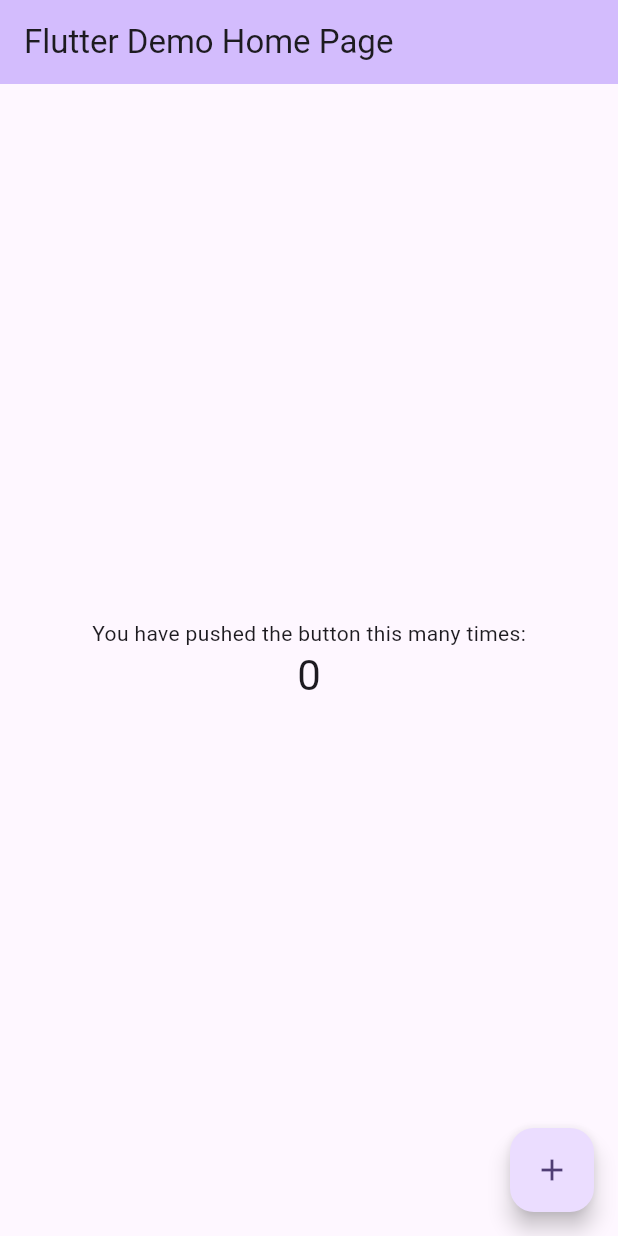
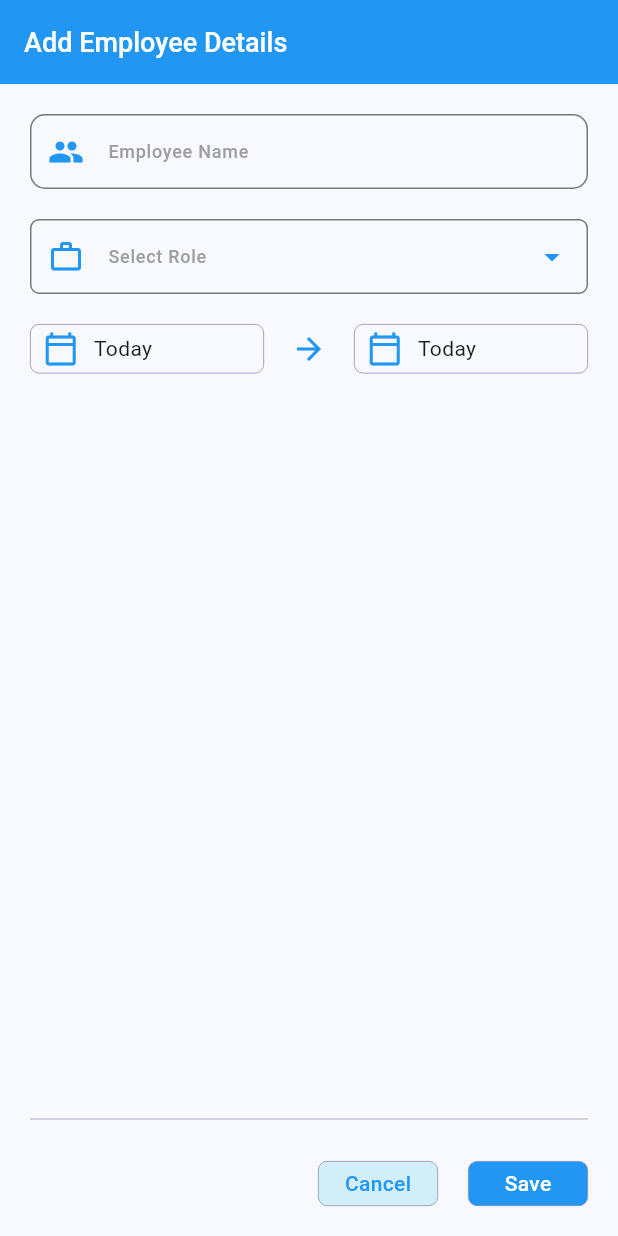
Before and after one commit to sakshamsri4/employee_list, a Flutter app: the screen it shows after launch, on a phone screen of 412 x 824 dp. Run offline on Flutter 3.47's test engine with Material 2 defaults, Android fonts, the phone set to English and light mode, and no system bars.

Commit message:
Added Employee Detail Screen

```diff
--- /dev/null
+++ b/lib/constants/app_colors.dart
@@ -0,0 +1,35 @@
+import 'package:flutter/material.dart';
+
+class AppColors {
+  // static const Color colorPrimary = Color(0xff111352);
+  static const Color colorPrimary = Color(0xff090226);
+  static const Color colorAccent = Color(0xffd30d52);
+  static const Color colorPrimaryGrey = Color(0xffe5eaf0);
+  static const Color colorPrimaryGrey70 = Color(0x70e5eaf0);
+  static const Color colorBackgroundGrey = Color(0xfff0f4f8);
+  static const Color colorPrimaryDark = Color(0xff0A0C3C);
+  static const Color colorDarkGrey = Color(0xff8889a9);
+  static const Color colorWhite = Colors.white;
+  static const Color colorBlack = Colors.black;
+  static const Color colorBlue = Colors.blue;
+  static const Color colorDarkCyan = Color(0xff008374);
+  static const Color colorLimeGreen = Color(0xffEDFFF7);
+  static const Color colorMaterialOrange = Color(0xffe0874f);
+  static const Color colorSkyBlue = Color(0xff34c2e3);
+  static const Color colorLightGrey = Color(0x888485A4);
+  static const Color colorDarkLimeGreen = Color(0xff4fc681);
+  static const Color colorPrimaryButton = Color(0xff5F44CE);
+  static const Color colorPrimaryLightButton = Color(0xff7b61ff);
+  static const Color colorDarkPurpleSemiTransparent = Color(0x705F44CE);
+  static const Color colorLightGrayishPink = Color(0xfffddde8);
+  static const Color colorLightPurple = Color(0xffEFEAFF);
+  static const Color colorDarkYellow = Color(0xFFFBC02D);
+  static const Color colorPrimaryDarkGrey = Color(0xff8485A4);
+  static const Color colorTransparent = Colors.transparent;
+  static const Color pastelPink = Color(0xFFFFDFF2);
+  static const Color pastelYellow = Color(0xFFFFF6DE);
+  static const Color pastelOrange = Color(0xFFFFE5CD);
+  static const Color pastelPurple = Color(0xFFCDCFFF);
+  static const Color pastelBlue = Color(0xFFDFE0FF);
+  static const Color pastelLavender = Color(0xFFDFDEFF);
+}
--- /dev/null
+++ b/lib/constants/theme_text.dart
@@ -0,0 +1,13 @@
+import 'package:employee_list/constants/app_colors.dart';
+import 'package:flutter/material.dart';
+
+TextStyle getTextHeading(
+    {Color? color = AppColors.colorWhite,
+    double fontSize = 18,
+    FontWeight fontWeight = FontWeight.w500}) {
+  return  TextStyle(
+    color: color,
+    fontSize: fontSize,
+    fontWeight: fontWeight,
+  );
+}
--- a/lib/main.dart
+++ b/lib/main.dart
@@ -1,3 +1,4 @@
+import 'package:employee_list/screens/add_employee.dart';
 import 'package:flutter/material.dart';
 
 void main() {
@@ -10,116 +11,13 @@ class MyApp extends StatelessWidget {
   // This widget is the root of your application.
   @override
   Widget build(BuildContext context) {
-    return MaterialApp(
+    return MaterialApp(debugShowCheckedModeBanner: false,
       title: 'Flutter Demo',
-      theme: ThemeData(
-        // This is the theme of your application.
-        //
-        // TRY THIS: Try running your application with "flutter run". You'll see
-        // the application has a blue toolbar. Then, without quitting the app,
-        // try changing the seedColor in the colorScheme below to Colors.green
-        // and then invoke "hot reload" (save your changes or press the "hot
-        // reload" button in a Flutter-supported IDE, or press "r" if you used
-        // the command line to start the app).
-        //
-        // Notice that the counter didn't reset back to zero; the application
-        // state is not lost during the reload. To reset the state, use hot
-        // restart instead.
-        //
-        // This works for code too, not just values: Most code changes can be
-        // tested with just a hot reload.
-        colorScheme: ColorScheme.fromSeed(seedColor: Colors.deepPurple),
+      theme: ThemeData(canvasColor: Colors.blue,
+        colorScheme: ColorScheme.fromSeed(seedColor: Colors.blue),
         useMaterial3: true,
       ),
-      home: const MyHomePage(title: 'Flutter Demo Home Page'),
+      home: const AddEmployee()
     );
   }
 }
-
-class MyHomePage extends StatefulWidget {
-  const MyHomePage({super.key, required this.title});
-
-  // This widget is the home page of your application. It is stateful, meaning
-  // that it has a State object (defined below) that contains fields that affect
-  // how it looks.
-
-  // This class is the configuration for the state. It holds the values (in this
-  // case the title) provided by the parent (in this case the App widget) and
-  // used by the build method of the State. Fields in a Widget subclass are
-  // always marked "final".
-
-  final String title;
-
-  @override
-  State<MyHomePage> createState() => _MyHomePageState();
-}
-
-class _MyHomePageState extends State<MyHomePage> {
-  int _counter = 0;
-
-  void _incrementCounter() {
-    setState(() {
-      // This call to setState tells the Flutter framework that something has
-      // changed in this State, which causes it to rerun the build method below
-      // so that the display can reflect the updated values. If we changed
-      // _counter without calling setState(), then the build method would not be
-      // called again, and so nothing would appear to happen.
-      _counter++;
-    });
-  }
-
-  @override
-  Widget build(BuildContext context) {
-    // This method is rerun every time setState is called, for instance as done
-    // by the _incrementCounter method above.
-    //
-    // The Flutter framework has been optimized to make rerunning build methods
-    // fast, so that you can just rebuild anything that needs updating rather
-    // than having to individually change instances of widgets.
-    return Scaffold(
-      appBar: AppBar(
-        // TRY THIS: Try changing the color here to a specific color (to
-        // Colors.amber, perhaps?) and trigger a hot reload to see the AppBar
-        // change color while the other colors stay the same.
-        backgroundColor: Theme.of(context).colorScheme.inversePrimary,
-        // Here we take the value from the MyHomePage object that was created by
-        // the App.build method, and use it to set our appbar title.
-        title: Text(widget.title),
-      ),
-      body: Center(
-        // Center is a layout widget. It takes a single child and positions it
-        // in the middle of the parent.
-        child: Column(
-          // Column is also a layout widget. It takes a list of children and
-          // arranges them vertically. By default, it sizes itself to fit its
-          // children horizontally, and tries to be as tall as its parent.
-          //
-          // Column has various properties to control how it sizes itself and
-          // how it positions its children. Here we use mainAxisAlignment to
-          // center the children vertically; the main axis here is the vertical
-          // axis because Columns are vertical (the cross axis would be
-          // horizontal).
-          //
-          // TRY THIS: Invoke "debug painting" (choose the "Toggle Debug Paint"
-          // action in the IDE, or press "p" in the console), to see the
-          // wireframe for each widget.
-          mainAxisAlignment: MainAxisAlignment.center,
-          children: <Widget>[
-            const Text(
-              'You have pushed the button this many times:',
-            ),
-            Text(
-              '$_counter',
-              style: Theme.of(context).textTheme.headlineMedium,
-            ),
-          ],
-        ),
-      ),
-      floatingActionButton: FloatingActionButton(
-        onPressed: _incrementCounter,
-        tooltip: 'Increment',
-        child: const Icon(Icons.add),
-      ), // This trailing comma makes auto-formatting nicer for build methods.
-    );
-  }
-}
--- /dev/null
+++ b/lib/screens/add_employee.dart
@@ -0,0 +1,149 @@
+import 'package:employee_list/constants/app_colors.dart';
+import 'package:employee_list/constants/theme_text.dart';
+import 'package:flutter/material.dart';
+
+class AddEmployee extends StatefulWidget {
+  const AddEmployee({super.key});
+
+  @override
+  State<AddEmployee> createState() => _AddEmployeeState();
+}
+
+class _AddEmployeeState extends State<AddEmployee> {
+  TextEditingController nameController = TextEditingController();
+  TextEditingController roleController = TextEditingController();
+
+  @override
+  Widget build(BuildContext context) {
+    return Scaffold(
+      appBar: AppBar(
+          title: Text("Add Employee Details", style: getTextHeading()),
+          backgroundColor: AppColors.colorBlue),
+      body: buildBody(),
+    );
+  }
+
+  Widget buildBody() {
+    return Padding(
+      padding: const EdgeInsets.only(left: 20, right: 20, top: 20),
+      child: Column(
+        children: [
+          TextFormField(
+            controller: nameController,
+            style: getTextHeading(color: AppColors.colorBlack, fontSize: 12),
+            decoration: InputDecoration(
+              prefixIcon: const Icon(Icons.people, color: AppColors.colorBlue),
+              hintText: "Employee Name",
+              hintStyle: const TextStyle(color: Colors.grey, fontSize: 12),
+              border: OutlineInputBorder(
+                borderRadius: BorderRadius.circular(10.0),
+                borderSide: const BorderSide(width: 1.0, color: Colors.grey),
+              ),
+            ),
+          ),
+          const SizedBox(
+            height: 20,
+          ),
+          TextFormField(
+            controller: roleController,
+            style: getTextHeading(color: AppColors.colorBlack, fontSize: 12),
+            decoration: InputDecoration(
+              prefixIcon: const Icon(Icons.work_outline_outlined,
+                  color: AppColors.colorBlue),
+              hintText: "Select Role",
+              hintStyle: const TextStyle(color: Colors.grey, fontSize: 12),
+              suffixIcon:
+                  const Icon(Icons.arrow_drop_down, color: AppColors.colorBlue),
+              border: OutlineInputBorder(
+                borderRadius: BorderRadius.circular(6.0),
+                borderSide: const BorderSide(width: 1.0, color: Colors.grey),
+              ),
+            ),
+          ),
+          const SizedBox(
+            height: 20,
+          ),
+          Row(
+            mainAxisAlignment: MainAxisAlignment.spaceBetween,
+            children: [
+              customDateTile(),
+              const Icon(
+                Icons.arrow_forward,
+                color: AppColors.colorBlue,
+              ),
+              customDateTile()
+            ],
+          ),
+          const Spacer(),
+          Divider(),
+          SizedBox(
+            height: 10,
+          ),
+          Row(
+            mainAxisAlignment: MainAxisAlignment.end,
+            children: [
+              buildButton(
+                  buttonText: "Cancel",
+                  textColor: AppColors.colorBlue,
+                  backgroundColor: AppColors.colorSkyBlue.withOpacity(.2)),
+              buildButton(
+                buttonText: "Save",
+              ),
+            ],
+          ),
+        ],
+      ),
+    );
+  }
+
+  Widget buildButton(
+      {required String buttonText,
+      Color textColor = AppColors.colorWhite,
+      Color backgroundColor = AppColors.colorBlue}) {
+    return Padding(
+      padding: const EdgeInsets.only(bottom: 20.0, top: 10, left: 20),
+      child: Container(
+          height: 30,
+          width: 80,
+          decoration: BoxDecoration(
+            color: backgroundColor,
+            border: Border.all(
+              color: AppColors.colorDarkGrey,
+              width: 0.5,
+            ),
+            borderRadius: BorderRadius.circular(6),
+          ),
+          child: Center(
+              child: Text(
+            buttonText,
+            style: getTextHeading(color: textColor, fontSize: 14),
+          ))),
+    );
+  }
+
+  Widget customDateTile() {
+    return Container(
+      padding: const EdgeInsets.symmetric(vertical: 4, horizontal: 8),
+      width: MediaQuery.of(context).size.width / 2 - 50,
+      decoration: BoxDecoration(
+        border: Border.all(
+          color: AppColors.colorDarkGrey,
+          width: 0.5,
+        ),
+        borderRadius: BorderRadius.circular(6),
+      ),
+      child: const Row(
+        children: [
+          Icon(
+            Icons.calendar_today_outlined,
+            color: AppColors.colorBlue,
+          ),
+          SizedBox(
+            width: 10,
+          ),
+          Text("Today")
+        ],
+      ),
+    );
+  }
+}
--- a/pubspec.yaml
+++ b/pubspec.yaml
@@ -35,6 +35,7 @@ dependencies:
   # The following adds the Cupertino Icons font to your application.
   # Use with the CupertinoIcons class for iOS style icons.
   cupertino_icons: ^1.0.2
+  table_calendar: ^3.0.2
 
 dev_dependencies:
   flutter_test:
@@ -59,7 +60,8 @@ flutter:
   uses-material-design: true
 
   # To add assets to your application, add an assets section, like this:
-  # assets:
+  assets:
+     - assets/
   #   - images/a_dot_burr.jpeg
   #   - images/a_dot_ham.jpeg
 
```
Also changed, not shown: assets/image_no_employee_record.png (added), pubspec.lock.
